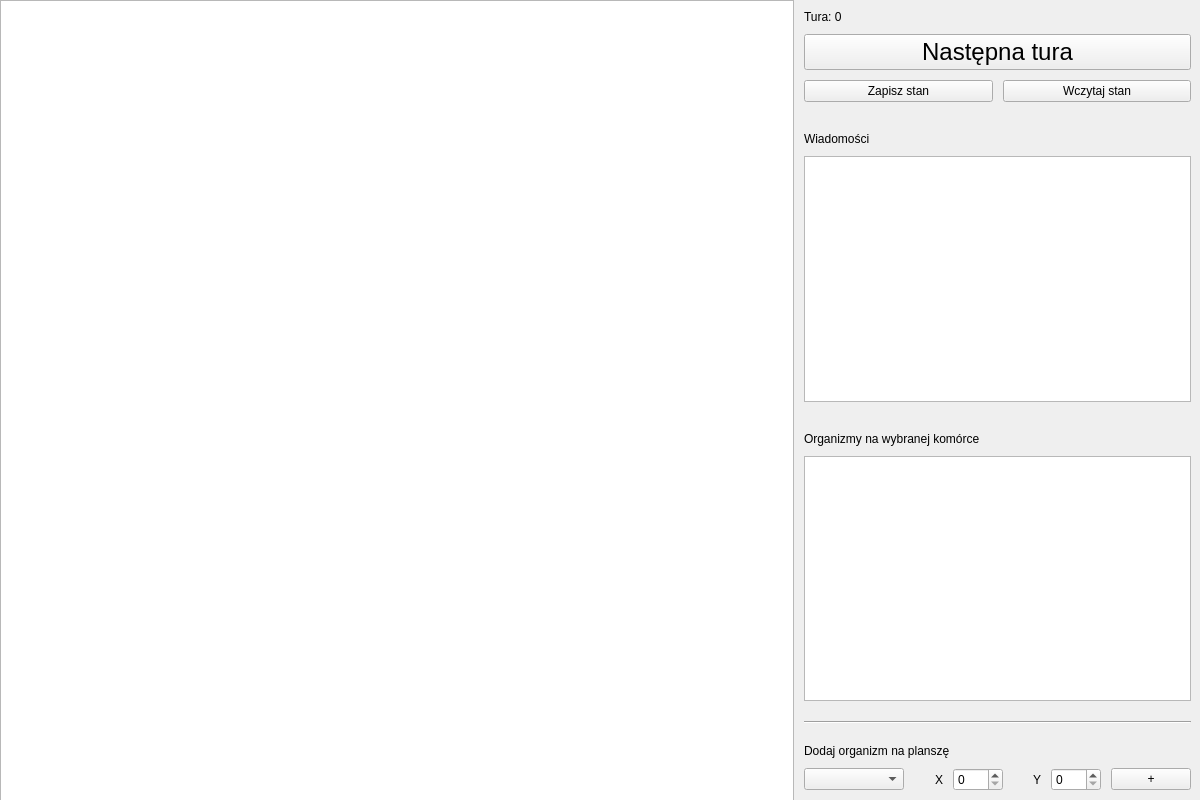
Above: UI/WorldViewerWindow.ui from bartosz-kakol/projekt_cpp_ug before the change. Below: the same form after it.
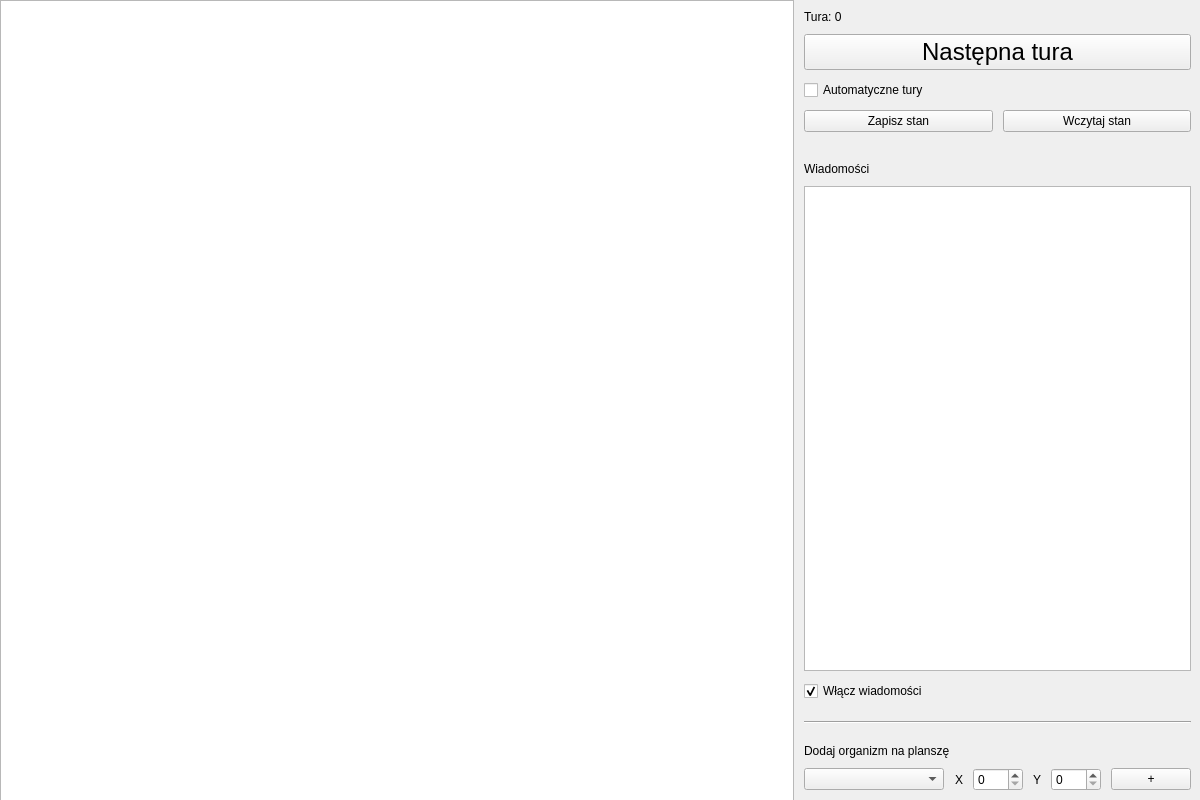
That is the form after the change.

```diff
--- a/UI/WorldViewerWindow.ui
+++ b/UI/WorldViewerWindow.ui
@@ -112,6 +112,13 @@
          </property>
         </widget>
        </item>
+       <item>
+        <widget class="QCheckBox" name="automaticTurnsCheckBox">
+         <property name="text">
+          <string>Automatyczne tury</string>
+         </property>
+        </widget>
+       </item>
        <item>
         <layout class="QHBoxLayout" name="horizontalLayout">
          <item>
@@ -157,31 +164,15 @@
         <widget class="QListWidget" name="logBox"/>
        </item>
        <item>
-        <spacer name="verticalSpacer_2">
-         <property name="orientation">
-          <enum>Qt::Vertical</enum>
-         </property>
-         <property name="sizeType">
-          <enum>QSizePolicy::Fixed</enum>
-         </property>
-         <property name="sizeHint" stdset="0">
-          <size>
-           <width>20</width>
-           <height>20</height>
-          </size>
-         </property>
-        </spacer>
-       </item>
-       <item>
-        <widget class="QLabel" name="label_2">
+        <widget class="QCheckBox" name="enableLogsCheckBox">
          <property name="text">
-          <string>Organizmy na wybranej komórce</string>
+          <string>Włącz wiadomości</string>
+         </property>
+         <property name="checked">
+          <bool>true</bool>
          </property>
         </widget>
        </item>
-       <item>
-        <widget class="QListView" name="organismList"/>
-       </item>
        <item>
         <spacer name="verticalSpacer_4">
          <property name="orientation">
@@ -240,13 +231,13 @@
            </property>
            <property name="minimumSize">
             <size>
-             <width>100</width>
+             <width>140</width>
              <height>0</height>
             </size>
            </property>
            <property name="maximumSize">
             <size>
-             <width>100</width>
+             <width>140</width>
              <height>16777215</height>
             </size>
            </property>
```
Left out of the diff: 2 changed lines with no effect on the pictures.
